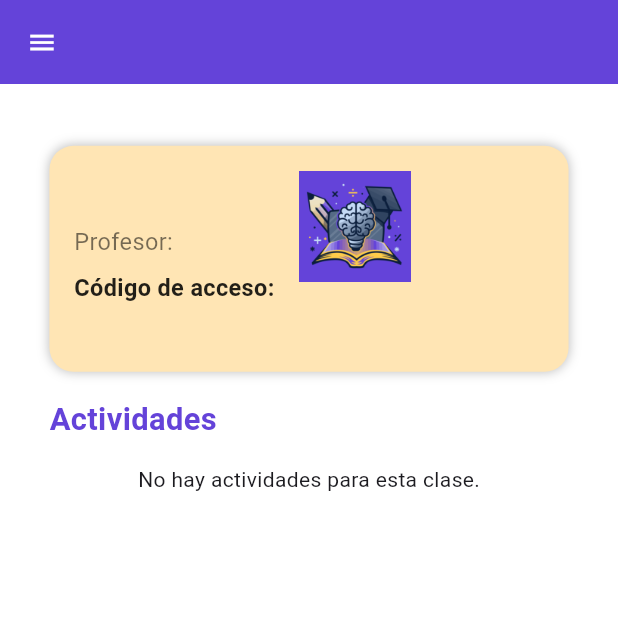
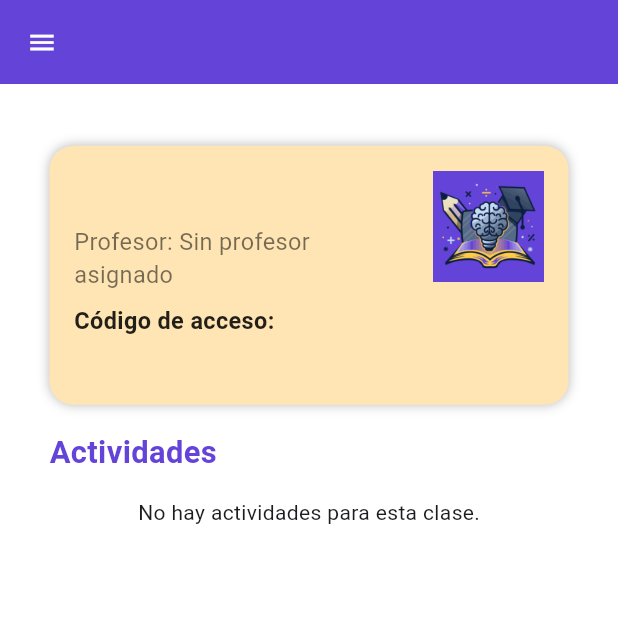
Before and after one commit to Sammy1228/appClasstech, a Flutter app: the MostrarClasePage screen opened directly with empty values, on a phone screen of 412 x 824 dp, the top half of it. Run offline on Flutter 3.47's test engine with Material 3 defaults, Android fonts, the light colour scheme and no system bars; our stand-ins replace cloud_firestore, file_picker, firebase_auth, firebase_core, shared_preferences; missing offline and left inert: file_saver; accounts and stored records are empty.

Commit message:
pablo - arregle el archivo mostrarclases.dart - se corrigieron errores de sintaxis y se mejoró la legibilidad del código ahora el alumno ya puede visualizar las clases correctamente

```diff
--- a/lib/mostrarclases.dart
+++ b/lib/mostrarclases.dart
@@ -28,14 +28,11 @@ class MostrarClasePage extends StatelessWidget {
     final responsive = Responsive(context);
 
     final authProvider = Provider.of<Authentication>(context, listen: false);
-    final actividadesProvider =
-        Provider.of<ProviderActividades>(context, listen: false);
-    final clasesProvider =
-        Provider.of<ProviderClases>(context, listen: false);
+    final tipoUsuario = authProvider.tipoUsuario;
+    final clasesProvider = Provider.of<ProviderClases>(context, listen: false);
 
-    final tipoUsuario = authProvider.tipoUsuario;
-
-    final nombreClase = titulo; // Usamos el título como nombre de clase
+    // Usamos el título que viene por parámetro como fallback inicial
+    final nombreClase = titulo;
 
     return Scaffold(
       backgroundColor: AppTheme.backgroundColor,
@@ -51,8 +48,11 @@ class MostrarClasePage extends StatelessWidget {
         leading: Builder(
           builder: (BuildContext context) {
             return IconButton(
-              icon: Icon(Icons.menu,
-                  color: AppTheme.backgroundColor, size: responsive.dp(5)),
+              icon: Icon(
+                Icons.menu,
+                color: AppTheme.backgroundColor,
+                size: responsive.dp(5),
+              ),
               onPressed: () => Scaffold.of(context).openDrawer(),
             );
           },
@@ -61,8 +61,11 @@ class MostrarClasePage extends StatelessWidget {
           // SOLO PROFESOR → mostrar botón crear actividad
           if (tipoUsuario == "profesor")
             IconButton(
-              icon: Icon(Icons.add_box,
-                  color: AppTheme.backgroundColor, size: responsive.dp(5)),
+              icon: Icon(
+                Icons.add_box,
+                color: AppTheme.backgroundColor,
+                size: responsive.dp(5),
+              ),
               onPressed: () {
                 Navigator.push(
                   context,
@@ -79,8 +82,11 @@ class MostrarClasePage extends StatelessWidget {
           // SOLO PROFESOR → botón eliminar clase
           if (tipoUsuario == "profesor")
             IconButton(
-              icon: Icon(Icons.delete,
-                  color: AppTheme.backgroundColor, size: responsive.dp(5)),
+              icon: Icon(
+                Icons.delete,
+                color: AppTheme.backgroundColor,
+                size: responsive.dp(5),
+              ),
               onPressed: () {
                 _showDeleteConfirmationDialog(
                   context,
@@ -92,33 +98,62 @@ class MostrarClasePage extends StatelessWidget {
         ],
       ),
       drawer: const CustomDrawer(),
-      body: FutureBuilder<DocumentSnapshot>(
-        future: FirebaseFirestore.instance
+      // ✅ CORRECCIÓN 1: Usamos StreamBuilder para ver cambios en tiempo real
+      body: StreamBuilder<DocumentSnapshot>(
+        stream: FirebaseFirestore.instance
             .collection("clases")
             .doc(claseId)
-            .get(),
+            .snapshots(), // .snapshots() escucha cambios en vivo
         builder: (context, snapshotClase) {
-          if (!snapshotClase.hasData) {
+          // Manejo de errores y carga
+          if (snapshotClase.hasError) {
+            return Center(child: Text("Error: ${snapshotClase.error}"));
+          }
+
+          if (snapshotClase.connectionState == ConnectionState.waiting) {
             return const Center(child: CircularProgressIndicator());
           }
 
+          if (!snapshotClase.hasData || !snapshotClase.data!.exists) {
+            return const Center(
+              child: Text("La clase no existe o fue eliminada."),
+            );
+          }
+
           final data = snapshotClase.data!.data() as Map<String, dynamic>;
-          final profesorId = data["uidProfesor"];
 
+          // ✅ CORRECCIÓN 2: Validación del ID del profesor para evitar errores nulos
+          final String profesorId = data["uidProfesor"] ?? "";
+
+          // Actualizamos los datos visuales con lo que viene de la base de datos (tiempo real)
+          final tituloReal = data['titulo'] ?? titulo;
+          final descripcionReal = data['descripcion'] ?? descripcion;
+          final codigoAcceso = data['codigoAcceso'] ?? 'N/A';
+
+          // Builder anidado para obtener el nombre del profesor
+          // Nota: El profesor rara vez cambia, por lo que FutureBuilder aquí es aceptable,
+          // pero agregamos validación para que no se quede cargando si no hay ID.
           return FutureBuilder<DocumentSnapshot>(
-            future: FirebaseFirestore.instance
+            future: profesorId.isNotEmpty
+                ? FirebaseFirestore.instance
                       .collection("profesores")
                       .doc(profesorId)
-                .get(),
+                      .get()
+                : null,
             builder: (context, snapshotProfesor) {
-              if (!snapshotProfesor.hasData) {
-                return const Center(child: CircularProgressIndicator());
+              String nombreProfesor = "Cargando...";
+
+              if (profesorId.isEmpty) {
+                nombreProfesor = "Sin profesor asignado";
+              } else if (snapshotProfesor.hasData &&
+                  snapshotProfesor.data != null) {
+                final profData =
+                    snapshotProfesor.data!.data() as Map<String, dynamic>?;
+                nombreProfesor = profData?["nombre"] ?? "Desconocido";
+              } else if (snapshotProfesor.connectionState ==
+                  ConnectionState.done) {
+                nombreProfesor = "Profesor no encontrado";
               }
-
-              final profesor =
-                  snapshotProfesor.data!.data() as Map<String, dynamic>?;
-
-              final nombreProfesor = profesor?["nombre"] ?? "Desconocido";
 
               return SingleChildScrollView(
                 padding: EdgeInsets.symmetric(
@@ -146,7 +181,7 @@ class MostrarClasePage extends StatelessWidget {
                               crossAxisAlignment: CrossAxisAlignment.start,
                               children: [
                                 Text(
-                                  titulo,
+                                  tituloReal,
                                   style: TextStyle(
                                     fontSize: responsive.dp(4.8),
                                     fontWeight: FontWeight.bold,
@@ -162,7 +197,7 @@ class MostrarClasePage extends StatelessWidget {
                                 ),
                                 SizedBox(height: responsive.hp(1)),
                                 Text(
-  "Código de acceso: ${data['codigoAcceso'] ?? 'N/A'}",
+                                  "Código de acceso: $codigoAcceso",
                                   style: TextStyle(
                                     fontSize: responsive.dp(3.8),
                                     fontWeight: FontWeight.bold,
@@ -171,7 +206,7 @@ Text(
                                 ),
                                 SizedBox(height: responsive.hp(1)),
                                 Text(
-                                  descripcion,
+                                  descripcionReal,
                                   style: AppTheme.bodyText.copyWith(
                                     fontSize: responsive.dp(3.4),
                                   ),
@@ -195,13 +230,11 @@ Text(
                     Text(
                       "Actividades",
                       style: TextStyle(
-                        // ✅ CAMBIO: Añadido clamp
                         fontSize: responsive.dp(5).clamp(18, 24),
                         fontWeight: FontWeight.bold,
                         color: AppTheme.primaryColor,
                       ),
                     ),
-                    // ✅ CAMBIO: Añadido clamp
                     SizedBox(height: responsive.hp(2).clamp(16, 24)),
 
                     // 2. OBTENEMOS EL STREAM DE ACTIVIDADES FILTRADAS
@@ -211,10 +244,9 @@ Text(
                             context,
                             listen: false,
                           ).obtenerActividadesStreamPorClase(
-                            nombreClase,
-                          ), // 👈 FILTRO
+                            nombreClase, // IMPORTANTE: Asegúrate que tus actividades guarden el nombre de la clase o el ID
+                          ),
                       builder: (context, snapshotActividades) {
-                        // --- Manejo de estados de carga/error de ACTIVIDADES ---
                         if (snapshotActividades.connectionState ==
                             ConnectionState.waiting) {
                           return const Center(
@@ -240,7 +272,6 @@ Text(
 
                         return Column(
                           children: actividadesDocs.map((doc) {
-                            // Pasamos el DocumentSnapshot completo
                             return _buildActivityCard(context, responsive, doc);
                           }).toList(),
                         );
@@ -256,8 +287,7 @@ Text(
     );
   }
 
-  // Tarjeta de actividad (Modificada para aceptar datos)
-  // ✅ CAMBIO: Aplicado clamp() a todos los valores internos
+  // Tarjeta de actividad
   Widget _buildActivityCard(
     BuildContext context,
     Responsive responsive,
@@ -265,7 +295,6 @@ Text(
   ) {
     final actividadData = actividadDoc.data() as Map<String, dynamic>;
 
-    // Formateo de fecha
     String fechaFormateada = "Sin fecha de entrega";
     if (actividadData['fechaEntrega'] != null &&
         actividadData['fechaEntrega'] is Timestamp) {
@@ -274,13 +303,10 @@ Text(
     }
 
     return GestureDetector(
-      // 👈 Añadido para navegar
       onTap: () {
-        // --- INICIO DE LÓGICA MODIFICADA ---
         final auth = Provider.of<Authentication>(context, listen: false);
 
         if (auth.tipoUsuario == 'profesor') {
-          // Si es profesor, va a la pantalla de calificar
           Navigator.push(
             context,
             MaterialPageRoute(
@@ -289,7 +315,6 @@ Text(
             ),
           );
         } else {
-          // Si es alumno, va a la pantalla de detalle de actividad
           Navigator.push(
             context,
             MaterialPageRoute(
@@ -297,7 +322,6 @@ Text(
             ),
           );
         }
-        // --- FIN DE LÓGICA MODIFICADA ---
       },
       child: Container(
         margin: EdgeInsets.only(bottom: responsive.hp(1.5).clamp(10, 15)),
@@ -319,9 +343,8 @@ Text(
                 ),
                 SizedBox(width: responsive.wp(2).clamp(8, 12)),
                 Flexible(
-                  // Añadido para evitar overflow
                   child: Text(
-                    actividadData['titulo'] ?? 'Sin Título', // 👈 DATO REAL
+                    actividadData['titulo'] ?? 'Sin Título',
                     style: TextStyle(
                       fontSize: responsive.dp(4).clamp(16, 19),
                       fontWeight: FontWeight.bold,
@@ -334,7 +357,7 @@ Text(
             ),
             SizedBox(height: responsive.hp(0.5).clamp(4, 6)),
             Text(
-              fechaFormateada, // 👈 DATO REAL
+              fechaFormateada,
               style: TextStyle(
                 color: Colors.blue,
                 fontSize: responsive.dp(3).clamp(12, 14),
@@ -342,7 +365,7 @@ Text(
             ),
             SizedBox(height: responsive.hp(0.8).clamp(6, 10)),
             Text(
-              actividadData['descripcion'] ?? 'Sin descripción', // 👈 DATO REAL
+              actividadData['descripcion'] ?? 'Sin descripción',
               style: TextStyle(
                 color: Colors.black54,
                 fontSize: responsive.dp(3.3).clamp(13, 16),
@@ -356,8 +379,6 @@ Text(
     );
   }
 
-
-  // DIÁLOGO PARA BORRAR CLASE
   void _showDeleteConfirmationDialog(
     BuildContext context,
     Responsive responsive,
@@ -367,8 +388,10 @@ Text(
       context: context,
       builder: (_) => AlertDialog(
         shape: RoundedRectangleBorder(borderRadius: BorderRadius.circular(20)),
-        title: Text("Eliminar clase",
-            style: TextStyle(fontSize: responsive.dp(4.5))),
+        title: Text(
+          "Eliminar clase",
+          style: TextStyle(fontSize: responsive.dp(4.5)),
+        ),
         content: Text(
           "¿Seguro que deseas eliminar esta clase? Esta acción no se puede deshacer.",
           style: TextStyle(fontSize: responsive.dp(3.4)),
@@ -376,14 +399,16 @@ Text(
         actions: [
           TextButton(
             onPressed: () => Navigator.pop(context),
-            child: Text("Cancelar",
-                style: TextStyle(fontSize: responsive.dp(3.5))),
+            child: Text(
+              "Cancelar",
+              style: TextStyle(fontSize: responsive.dp(3.5)),
+            ),
           ),
           ElevatedButton(
             onPressed: () async {
               await clasesProvider.eliminarClase(claseId);
               Navigator.pop(context);
-              Navigator.pop(context); // salir a dashboard
+              Navigator.pop(context);
 
               ScaffoldMessenger.of(context).showSnackBar(
                 const SnackBar(
@@ -394,11 +419,13 @@ Text(
               );
             },
             style: ElevatedButton.styleFrom(backgroundColor: Colors.red),
-            child: Text("Eliminar",
+            child: Text(
+              "Eliminar",
               style: TextStyle(
                 color: Colors.white,
                 fontSize: responsive.dp(3.5),
-                )),
+              ),
+            ),
           ),
         ],
       ),
```
Lines whose indentation alone changed are shown as unchanged.
